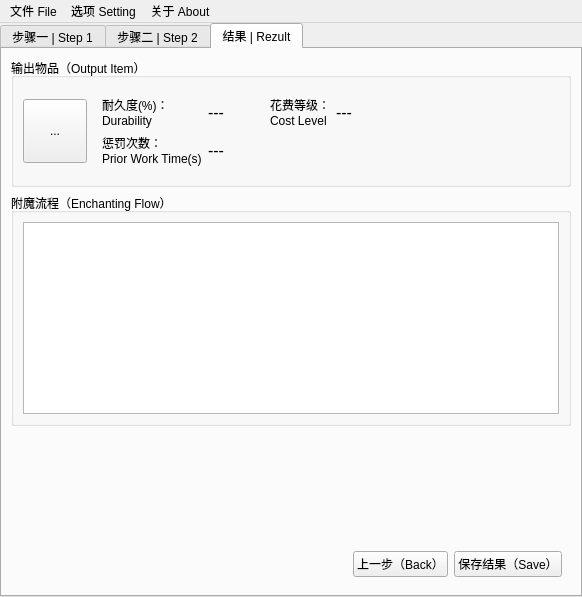
The window that best_ench_seq.ui (Dinosaur-MC/BestEnchSeq) describes before a commit, drawn with Qt 5.
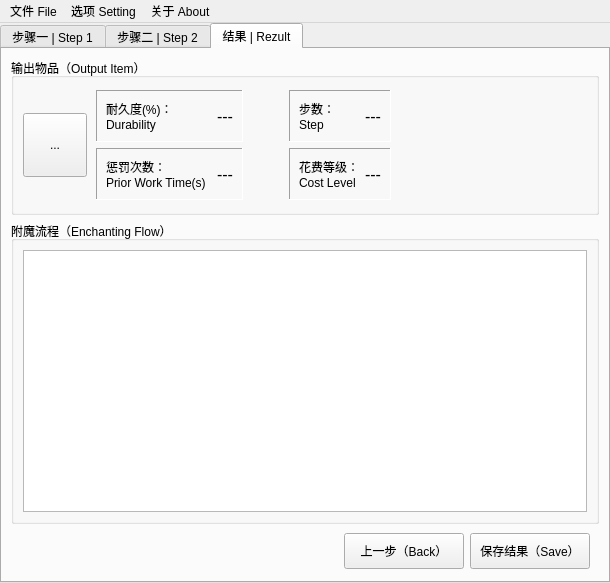
The same window after the commit. The open tabs and pages were chosen to show the change. Custom widgets are drawn as their Qt base class.

The edit to the form file:
```diff
--- a/best_ench_seq.ui
+++ b/best_ench_seq.ui
@@ -6,8 +6,8 @@
    <rect>
     <x>0</x>
     <y>0</y>
-    <width>582</width>
-    <height>569</height>
+    <width>610</width>
+    <height>582</height>
    </rect>
   </property>
   <property name="windowTitle">
@@ -38,6 +38,12 @@
     </property>
     <item row="0" column="0">
      <widget class="QTabWidget" name="tabWidget">
+      <property name="minimumSize">
+       <size>
+        <width>600</width>
+        <height>560</height>
+       </size>
+      </property>
       <property name="currentIndex">
        <number>0</number>
       </property>
@@ -60,6 +66,11 @@
                <height>64</height>
               </size>
              </property>
+             <property name="font">
+              <font>
+               <pointsize>11</pointsize>
+              </font>
+             </property>
              <property name="iconSize">
               <size>
                <width>16</width>
@@ -76,6 +87,12 @@
                 <property name="enabled">
                  <bool>false</bool>
                 </property>
+                <property name="sizePolicy">
+                 <sizepolicy hsizetype="Preferred" vsizetype="Preferred">
+                  <horstretch>0</horstretch>
+                  <verstretch>0</verstretch>
+                 </sizepolicy>
+                </property>
                 <property name="readOnly">
                  <bool>false</bool>
                 </property>
@@ -100,6 +117,12 @@
               </item>
               <item row="1" column="2">
                <widget class="QSpinBox" name="Penalty_0">
+                <property name="sizePolicy">
+                 <sizepolicy hsizetype="Preferred" vsizetype="Preferred">
+                  <horstretch>0</horstretch>
+                  <verstretch>0</verstretch>
+                 </sizepolicy>
+                </property>
                 <property name="maximum">
                  <number>30</number>
                 </property>
@@ -168,22 +191,21 @@
           </layout>
          </widget>
         </item>
-        <item>
-         <spacer name="verticalSpacer_2">
-          <property name="orientation">
-           <enum>Qt::Vertical</enum>
-          </property>
-          <property name="sizeHint" stdset="0">
-           <size>
-            <width>20</width>
-            <height>40</height>
-           </size>
-          </property>
-         </spacer>
-        </item>
         <item>
          <widget class="QWidget" name="widget" native="true">
           <layout class="QHBoxLayout" name="horizontalLayout">
+           <property name="leftMargin">
+            <number>9</number>
+           </property>
+           <property name="topMargin">
+            <number>3</number>
+           </property>
+           <property name="rightMargin">
+            <number>9</number>
+           </property>
+           <property name="bottomMargin">
+            <number>3</number>
+           </property>
            <item>
             <spacer name="horizontalSpacer_2">
              <property name="orientation">
@@ -199,6 +221,18 @@
            </item>
            <item>
             <widget class="QPushButton" name="btnReset">
+             <property name="sizePolicy">
+              <sizepolicy hsizetype="Minimum" vsizetype="Fixed">
+               <horstretch>0</horstretch>
+               <verstretch>0</verstretch>
+              </sizepolicy>
+             </property>
+             <property name="minimumSize">
+              <size>
+               <width>120</width>
+               <height>36</height>
+              </size>
+             </property>
              <property name="text">
               <string>重置（Reset）</string>
              </property>
@@ -206,6 +240,12 @@
            </item>
            <item>
             <widget class="QPushButton" name="btnNext_1">
+             <property name="minimumSize">
+              <size>
+               <width>120</width>
+               <height>36</height>
+              </size>
+             </property>
              <property name="text">
               <string>下一步（Next）</string>
              </property>
@@ -297,6 +337,14 @@
                 </property>
                </widget>
               </item>
+              <item>
+               <widget class="QCheckBox" name="cbIgnoreCL">
+                <property name="text">
+                 <string>忽略花费限制
+Ignore Cost Limit</string>
+                </property>
+               </widget>
+              </item>
              </layout>
             </widget>
            </item>
@@ -330,22 +378,15 @@
           </layout>
          </widget>
         </item>
-        <item>
-         <spacer name="verticalSpacer_4">
-          <property name="orientation">
-           <enum>Qt::Vertical</enum>
-          </property>
-          <property name="sizeHint" stdset="0">
-           <size>
-            <width>20</width>
-            <height>40</height>
-           </size>
-          </property>
-         </spacer>
-        </item>
         <item>
          <widget class="QWidget" name="widget_2" native="true">
           <layout class="QHBoxLayout" name="horizontalLayout_2">
+           <property name="topMargin">
+            <number>3</number>
+           </property>
+           <property name="bottomMargin">
+            <number>3</number>
+           </property>
            <item>
             <spacer name="horizontalSpacer_3">
              <property name="orientation">
@@ -361,6 +402,12 @@
            </item>
            <item>
             <widget class="QPushButton" name="btnBack_2">
+             <property name="minimumSize">
+              <size>
+               <width>120</width>
+               <height>36</height>
+              </size>
+             </property>
              <property name="text">
               <string>上一步（Back）</string>
              </property>
@@ -368,6 +415,12 @@
            </item>
            <item>
             <widget class="QPushButton" name="btnCalc_2">
+             <property name="minimumSize">
+              <size>
+               <width>120</width>
+               <height>36</height>
+              </size>
+             </property>
              <property name="text">
               <string>计 算（Calculate）</string>
              </property>
@@ -405,55 +458,64 @@
            <item>
             <widget class="QWidget" name="widget_8" native="true">
              <layout class="QGridLayout" name="gridLayout_4">
-              <item row="1" column="2">
-               <widget class="QLabel" name="Penalty_1">
-                <property name="font">
-                 <font>
-                  <pointsize>12</pointsize>
-                 </font>
-                </property>
-                <property name="text">
-                 <string>---</string>
-                </property>
-               </widget>
-              </item>
-              <item row="1" column="0" colspan="2">
-               <widget class="QLabel" name="label_8">
-                <property name="text">
-                 <string>惩罚次数：
-Prior Work Time(s)</string>
-                </property>
-               </widget>
-              </item>
-              <item row="0" column="0">
-               <widget class="QLabel" name="label_7">
-                <property name="text">
-                 <string>耐久度(%)：
-Durability</string>
-                </property>
-               </widget>
-              </item>
-              <item row="0" column="2">
-               <widget class="QLabel" name="Durability_1">
-                <property name="font">
-                 <font>
-                  <pointsize>12</pointsize>
-                 </font>
-                </property>
-                <property name="text">
-                 <string>---</string>
-                </property>
-               </widget>
-              </item>
-              <item row="0" column="4">
-               <widget class="QLabel" name="label_3">
-                <property name="text">
-                 <string>花费等级：
-Cost Level</string>
-                </property>
-               </widget>
-              </item>
+              <property name="leftMargin">
+               <number>3</number>
+              </property>
+              <property name="topMargin">
+               <number>3</number>
+              </property>
+              <property name="rightMargin">
+               <number>3</number>
+              </property>
+              <property name="bottomMargin">
+               <number>3</number>
+              </property>
               <item row="0" column="3">
+               <widget class="QFrame" name="frame">
+                <property name="frameShape">
+                 <enum>QFrame::Panel</enum>
+                </property>
+                <property name="frameShadow">
+                 <enum>QFrame::Sunken</enum>
+                </property>
+                <layout class="QHBoxLayout" name="horizontalLayout_5">
+                 <item>
+                  <widget class="QLabel" name="label_4">
+                   <property name="text">
+                    <string>步数：
+Step</string>
+                   </property>
+                  </widget>
+                 </item>
+                 <item>
+                  <spacer name="horizontalSpacer_10">
+                   <property name="orientation">
+                    <enum>Qt::Horizontal</enum>
+                   </property>
+                   <property name="sizeHint" stdset="0">
+                    <size>
+                     <width>5</width>
+                     <height>20</height>
+                    </size>
+                   </property>
+                  </spacer>
+                 </item>
+                 <item>
+                  <widget class="QLabel" name="StepCount">
+                   <property name="font">
+                    <font>
+                     <pointsize>12</pointsize>
+                    </font>
+                   </property>
+                   <property name="text">
+                    <string>---</string>
+                   </property>
+                  </widget>
+                 </item>
+                </layout>
+               </widget>
+              </item>
+              <item row="0" column="2">
                <spacer name="horizontalSpacer_4">
                 <property name="orientation">
                  <enum>Qt::Horizontal</enum>
@@ -466,16 +528,132 @@
                 </property>
                </spacer>
               </item>
-              <item row="0" column="5">
-               <widget class="QLabel" name="CostLevel">
-                <property name="font">
-                 <font>
-                  <pointsize>12</pointsize>
-                 </font>
+              <item row="1" column="0">
+               <widget class="QFrame" name="frame_3">
+                <property name="frameShape">
+                 <enum>QFrame::Panel</enum>
                 </property>
-                <property name="text">
-                 <string>---</string>
+                <property name="frameShadow">
+                 <enum>QFrame::Sunken</enum>
                 </property>
+                <layout class="QHBoxLayout" name="horizontalLayout_9">
+                 <item>
+                  <widget class="QLabel" name="label_8">
+                   <property name="text">
+                    <string>惩罚次数：
+Prior Work Time(s)</string>
+                   </property>
+                  </widget>
+                 </item>
+                 <item>
+                  <spacer name="horizontalSpacer_9">
+                   <property name="orientation">
+                    <enum>Qt::Horizontal</enum>
+                   </property>
+                   <property name="sizeType">
+                    <enum>QSizePolicy::Expanding</enum>
+                   </property>
+                   <property name="sizeHint" stdset="0">
+                    <size>
+                     <width>5</width>
+                     <height>20</height>
+                    </size>
+                   </property>
+                  </spacer>
+                 </item>
+                 <item>
+                  <widget class="QLabel" name="Penalty_1">
+                   <property name="font">
+                    <font>
+                     <pointsize>12</pointsize>
+                    </font>
+                   </property>
+                   <property name="text">
+                    <string>---</string>
+                   </property>
+                  </widget>
+                 </item>
+                </layout>
+               </widget>
+              </item>
+              <item row="0" column="0">
+               <widget class="QFrame" name="frame_2">
+                <property name="frameShape">
+                 <enum>QFrame::Panel</enum>
+                </property>
+                <property name="frameShadow">
+                 <enum>QFrame::Sunken</enum>
+                </property>
+                <layout class="QHBoxLayout" name="horizontalLayout_8">
+                 <item>
+                  <widget class="QLabel" name="label_7">
+                   <property name="text">
+                    <string>耐久度(%)：
+Durability</string>
+                   </property>
+                  </widget>
+                 </item>
+                 <item>
+                  <spacer name="horizontalSpacer_8">
+                   <property name="orientation">
+                    <enum>Qt::Horizontal</enum>
+                   </property>
+                   <property name="sizeType">
+                    <enum>QSizePolicy::Expanding</enum>
+                   </property>
+                   <property name="sizeHint" stdset="0">
+                    <size>
+                     <width>5</width>
+                     <height>20</height>
+                    </size>
+                   </property>
+                  </spacer>
+                 </item>
+                 <item>
+                  <widget class="QLabel" name="Durability_1">
+                   <property name="font">
+                    <font>
+                     <pointsize>12</pointsize>
+                    </font>
+                   </property>
+                   <property name="text">
+                    <string>---</string>
+                   </property>
+                  </widget>
+                 </item>
+                </layout>
+               </widget>
+              </item>
+              <item row="1" column="3">
+               <widget class="QFrame" name="frame_4">
+                <property name="frameShape">
+                 <enum>QFrame::Panel</enum>
+                </property>
+                <property name="frameShadow">
+                 <enum>QFrame::Sunken</enum>
+                </property>
+                <layout class="QHBoxLayout" name="horizontalLayout_10">
+                 <item>
+                  <widget class="QLabel" name="label_3">
+                   <property name="text">
+                    <string>花费等级：
+Cost Level</string>
+                   </property>
+                  </widget>
+                 </item>
+                 <item>
+                  <widget class="QLabel" name="CostLevel">
+                   <property name="font">
+                    <font>
+                     <pointsize>12</pointsize>
+                    </font>
+                   </property>
+                   <property name="text">
+                    <string>---</string>
+                   </property>
+                  </widget>
+                 </item>
+                </layout>
                </widget>
               </item>
              </layout>
@@ -509,6 +687,9 @@
              <property name="orientation">
               <enum>Qt::Horizontal</enum>
              </property>
+             <property name="sizeType">
+              <enum>QSizePolicy::Expanding</enum>
+             </property>
              <property name="sizeHint" stdset="0">
               <size>
                <width>40</width>
@@ -527,27 +708,20 @@
           </property>
           <layout class="QVBoxLayout" name="verticalLayout_9">
            <item>
-            <widget class="QListWidget" name="EnchantFlow"/>
+            <widget class="FlowListWidget" name="EnchantFlow"/>
            </item>
           </layout>
          </widget>
         </item>
-        <item>
-         <spacer name="verticalSpacer_3">
-          <property name="orientation">
-           <enum>Qt::Vertical</enum>
-          </property>
-          <property name="sizeHint" stdset="0">
-           <size>
-            <width>20</width>
-            <height>40</height>
-           </size>
-          </property>
-         </spacer>
-        </item>
         <item>
          <widget class="QWidget" name="widget_7" native="true">
           <layout class="QHBoxLayout" name="horizontalLayout_6">
+           <property name="topMargin">
+            <number>3</number>
+           </property>
+           <property name="bottomMargin">
+            <number>3</number>
+           </property>
            <item>
             <spacer name="horizontalSpacer_6">
              <property name="orientation">
@@ -563,6 +737,12 @@
            </item>
            <item>
             <widget class="QPushButton" name="btnBack_3">
+             <property name="minimumSize">
+              <size>
+               <width>120</width>
+               <height>36</height>
+              </size>
+             </property>
              <property name="text">
               <string>上一步（Back）</string>
              </property>
@@ -570,6 +750,12 @@
            </item>
            <item>
             <widget class="QPushButton" name="btnSave">
+             <property name="minimumSize">
+              <size>
+               <width>120</width>
+               <height>36</height>
+              </size>
+             </property>
              <property name="text">
               <string>保存结果（Save）</string>
              </property>
@@ -589,7 +775,7 @@
     <rect>
      <x>0</x>
      <y>0</y>
-     <width>582</width>
+     <width>610</width>
      <height>22</height>
     </rect>
    </property>
@@ -661,6 +847,11 @@
    <extends>QListWidget</extends>
    <header location="global">enchantmentlist.h</header>
   </customwidget>
+  <customwidget>
+   <class>FlowListWidget</class>
+   <extends>QListWidget</extends>
+   <header location="global">flowlistwidget.h</header>
+  </customwidget>
  </customwidgets>
  <resources/>
  <connections/>
```
